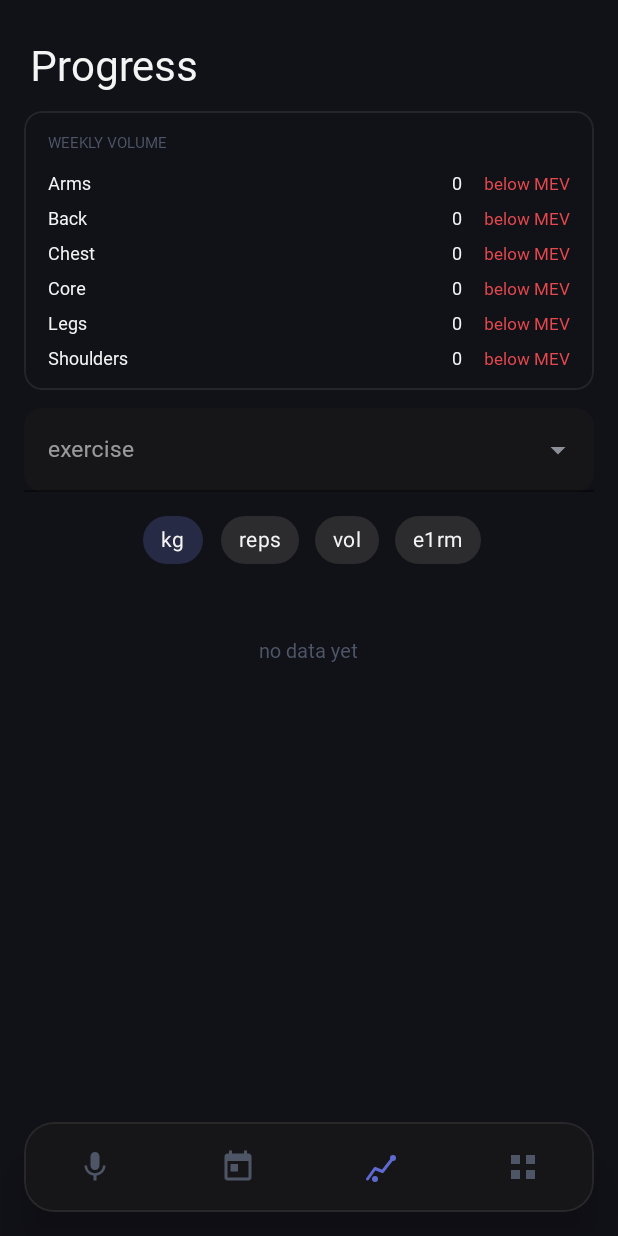
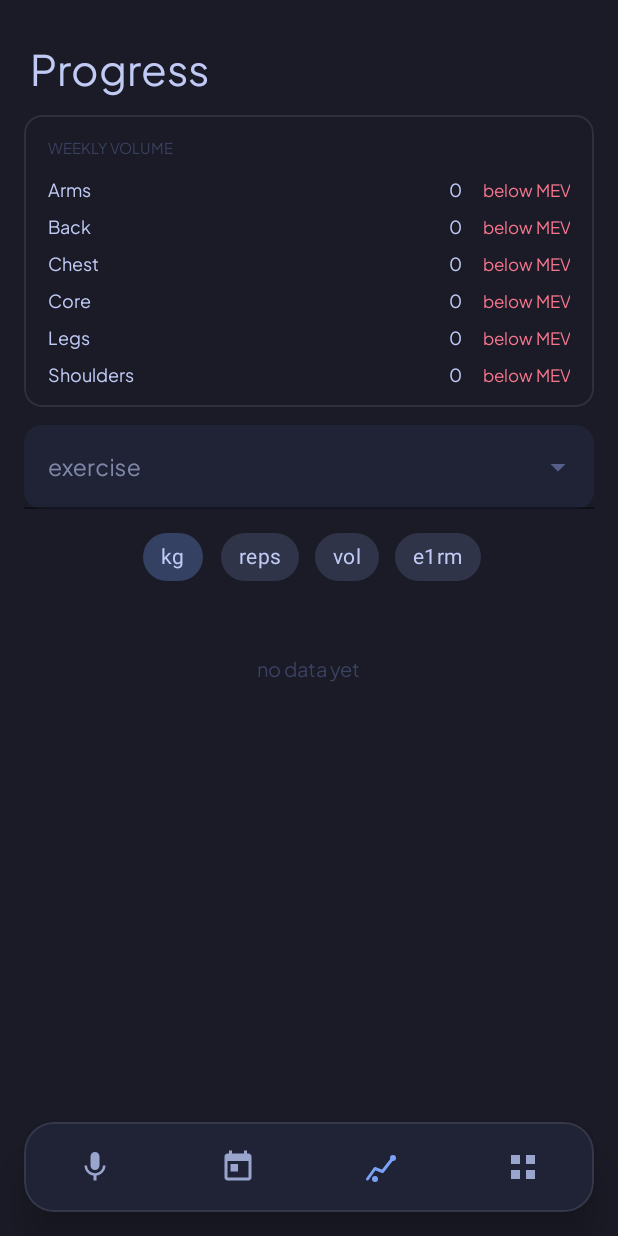
Before and after one commit to SpollaL/gymvoice, an Android app: the screen it shows after launch (MainActivity), item 3 of the bottom bar chosen, on a phone screen of 412 x 824 dp. Run offline under Robolectric (Android 15) with nearby library versions, the phone set to English and light mode, and no system bars; our stand-ins replace Room's generated code; libraries missing offline, so code that uses them is left out: com.google.ai.edge.

Commit message:
feat: Tokyo Night theme, Plus Jakarta Sans font, iOS-style polish
- Switch palette to Tokyo Night (navy bg, purple-tinted text, blue accent)
- Replace Inter with Plus Jakarta Sans variable font (closer to SF Pro)
- Bump corner radii to 16dp/12dp for iOS feel
- Log items: remove accent bar, use rounded card style
- History tab: accent bar inset with rounded ends to match card curve
- Bottom nav inactive icons use subtext1 for better visibility

Co-Authored-By: Claude Sonnet 4.6 <noreply@anthropic.com>

```diff
--- a/app/src/main/res/color/bottom_nav_color.xml
+++ b/app/src/main/res/color/bottom_nav_color.xml
@@ -1,5 +1,5 @@
 <?xml version="1.0" encoding="utf-8"?>
 <selector xmlns:android="http://schemas.android.com/apk/res/android">
     <item android:color="@color/mauve" android:state_checked="true" />
-    <item android:color="@color/overlay0" />
+    <item android:color="@color/subtext1" />
 </selector>
--- /dev/null
+++ b/app/src/main/res/drawable/bg_accent_bar.xml
@@ -0,0 +1,6 @@
+<?xml version="1.0" encoding="utf-8"?>
+<shape xmlns:android="http://schemas.android.com/apk/res/android"
+    android:shape="rectangle">
+    <solid android:color="@color/accent" />
+    <corners android:radius="2dp" />
+</shape>
--- a/app/src/main/res/drawable/bg_history_item.xml
+++ b/app/src/main/res/drawable/bg_history_item.xml
@@ -2,5 +2,5 @@
 <shape xmlns:android="http://schemas.android.com/apk/res/android">
     <solid android:color="@color/surface1" />
     <stroke android:width="1dp" android:color="@color/border" />
-    <corners android:radius="8dp" />
+    <corners android:radius="14dp" />
 </shape>
--- /dev/null
+++ b/app/src/main/res/font/plus_jakarta_sans.xml
@@ -0,0 +1,37 @@
+<?xml version="1.0" encoding="utf-8"?>
+<font-family xmlns:android="http://schemas.android.com/apk/res/android"
+    xmlns:app="http://schemas.android.com/apk/res-auto">
+
+    <font
+        android:font="@font/plus_jakarta_sans_variable"
+        android:fontWeight="400"
+        android:fontStyle="normal"
+        app:font="@font/plus_jakarta_sans_variable"
+        app:fontWeight="400"
+        app:fontStyle="normal" />
+
+    <font
+        android:font="@font/plus_jakarta_sans_variable"
+        android:fontWeight="500"
+        android:fontStyle="normal"
+        app:font="@font/plus_jakarta_sans_variable"
+        app:fontWeight="500"
+        app:fontStyle="normal" />
+
+    <font
+        android:font="@font/plus_jakarta_sans_variable"
+        android:fontWeight="600"
+        android:fontStyle="normal"
+        app:font="@font/plus_jakarta_sans_variable"
+        app:fontWeight="600"
+        app:fontStyle="normal" />
+
+    <font
+        android:font="@font/plus_jakarta_sans_variable"
+        android:fontWeight="700"
+        android:fontStyle="normal"
+        app:font="@font/plus_jakarta_sans_variable"
+        app:fontWeight="700"
+        app:fontStyle="normal" />
+
+</font-family>
--- a/app/src/main/res/layout/item_progress_log.xml
+++ b/app/src/main/res/layout/item_progress_log.xml
@@ -12,7 +12,10 @@
     <View
         android:layout_width="3dp"
         android:layout_height="match_parent"
-        android:background="@color/accent" />
+        android:layout_marginTop="10dp"
+        android:layout_marginBottom="10dp"
+        android:layout_marginStart="2dp"
+        android:background="@drawable/bg_accent_bar" />
 
     <LinearLayout
         android:layout_width="0dp"
--- a/app/src/main/res/values/colors.xml
+++ b/app/src/main/res/values/colors.xml
@@ -1,17 +1,18 @@
 <?xml version="1.0" encoding="utf-8"?>
 <resources>
-    <!-- Linear-inspired dark palette -->
-    <color name="background">#111118</color>
-    <color name="surface0">#161618</color>
-    <color name="surface1">#1E1E22</color>
-    <color name="border">#14FFFFFF</color>
-    <color name="separator">#0AFFFFFF</color>
-    <color name="overlay0">#4D5566</color>
-    <color name="text">#F4F4F5</color>
-    <color name="subtext0">#8A8F98</color>
-    <color name="accent">#5E6AD2</color>
-    <color name="green">#26B05C</color>
-    <color name="red">#E5484D</color>
+    <!-- Tokyo Night palette -->
+    <color name="background">#1a1b26</color>
+    <color name="surface0">#1f2335</color>
+    <color name="surface1">#24283b</color>
+    <color name="border">#18FFFFFF</color>
+    <color name="separator">#0EFFFFFF</color>
+    <color name="overlay0">#3b4261</color>
+    <color name="text">#c0caf5</color>
+    <color name="subtext0">#565f89</color>
+    <color name="subtext1">#9aa5ce</color>
+    <color name="accent">#7aa2f7</color>
+    <color name="green">#9ece6a</color>
+    <color name="red">#f7768e</color>
 
     <!-- legacy aliases -->
     <color name="base">@color/background</color>
@@ -19,7 +20,7 @@
     <color name="mauve">@color/accent</color>
     <color name="blue">@color/accent</color>
     <color name="primary">@color/accent</color>
-    <color name="onPrimary">@color/text</color>
+    <color name="onPrimary">@color/background</color>
     <color name="onBackground">@color/text</color>
     <color name="surface">@color/surface0</color>
 </resources>
--- a/app/src/main/res/values/themes.xml
+++ b/app/src/main/res/values/themes.xml
@@ -1,18 +1,18 @@
 <?xml version="1.0" encoding="utf-8"?>
 <resources>
     <style name="ShapeAppearance.GymVoice.MediumComponent" parent="ShapeAppearance.MaterialComponents.MediumComponent">
-        <item name="cornerSize">12dp</item>
+        <item name="cornerSize">16dp</item>
     </style>
 
     <style name="ShapeAppearance.GymVoice.SmallComponent" parent="ShapeAppearance.MaterialComponents.SmallComponent">
-        <item name="cornerSize">8dp</item>
+        <item name="cornerSize">12dp</item>
     </style>
 
     <style name="TextAppearance.GymVoice.StatNumber" parent="TextAppearance.MaterialComponents.Headline4">
         <item name="android:textSize">26sp</item>
         <item name="android:textStyle">bold</item>
         <item name="android:textColor">@color/text</item>
-        <item name="android:fontFamily">@font/inter</item>
+        <item name="android:fontFamily">@font/plus_jakarta_sans</item>
     </style>
 
     <style name="Theme.GymVoice" parent="Theme.MaterialComponents.DayNight.NoActionBar">
@@ -31,7 +31,7 @@
         <item name="android:windowBackground">@color/background</item>
         <item name="android:textColorPrimary">@color/text</item>
         <item name="android:textColorSecondary">@color/subtext0</item>
-        <item name="android:fontFamily">@font/inter</item>
+        <item name="android:fontFamily">@font/plus_jakarta_sans</item>
         <item name="shapeAppearanceMediumComponent">@style/ShapeAppearance.GymVoice.MediumComponent</item>
         <item name="shapeAppearanceSmallComponent">@style/ShapeAppearance.GymVoice.SmallComponent</item>
         <item name="alertDialogTheme">@style/AlertDialog.GymVoice</item>
```
Also changed, not shown: app/src/main/res/layout/item_workout_log.xml (+14 -13 lines), app/src/main/res/font/plus_jakarta_sans_variable.ttf (added).
